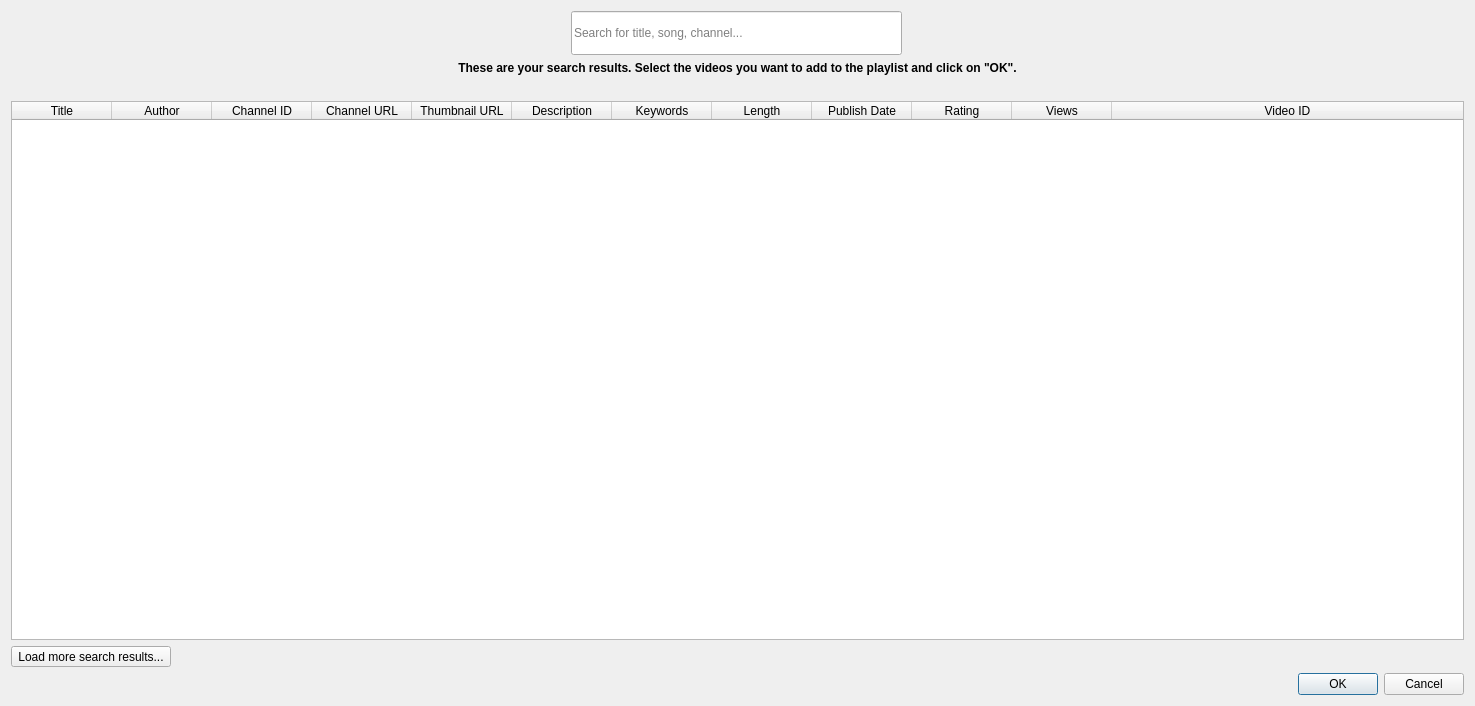
This is src/main/resources/base/forms/search_dialog.ui in christianhofmanncodes/youtube-playlist-generator as Qt 5 draws it before an edit. The edited form follows.
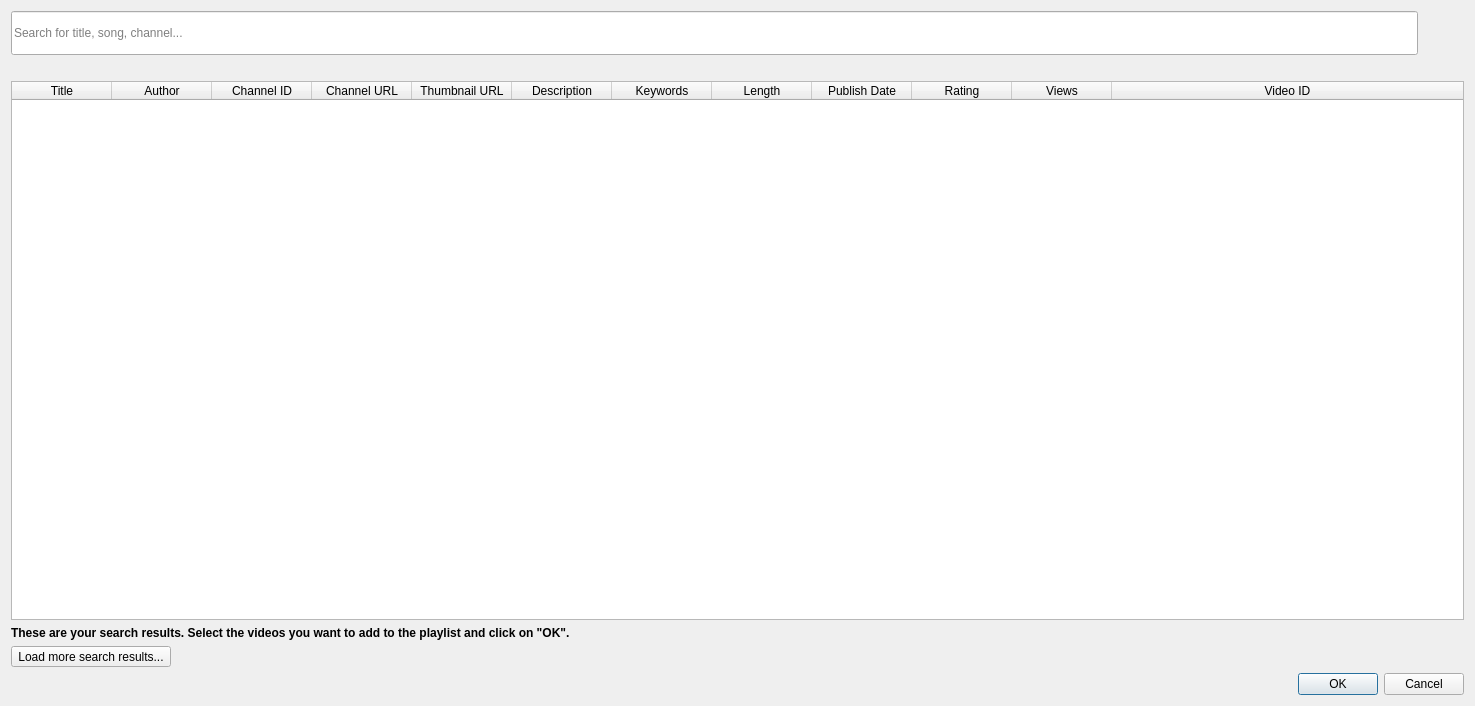
This is the edited form. Icons and pictures are not drawn.

Commit message: Fix load more search results if None, improve layout of SearchDialog

Diff of the .ui file:
```diff
--- a/src/main/resources/base/forms/search_dialog.ui
+++ b/src/main/resources/base/forms/search_dialog.ui
@@ -21,30 +21,14 @@
   </property>
   <layout class="QVBoxLayout" name="verticalLayout">
    <item>
-    <widget class="QFrame" name="frame">
-     <property name="minimumSize">
-      <size>
-       <width>0</width>
-       <height>44</height>
-      </size>
-     </property>
-     <property name="frameShape">
-      <enum>QFrame::NoFrame</enum>
-     </property>
-     <property name="frameShadow">
-      <enum>QFrame::Raised</enum>
-     </property>
-     <property name="lineWidth">
-      <number>0</number>
-     </property>
+    <layout class="QHBoxLayout" name="horizontalLayout">
+     <item>
      <widget class="QLineEdit" name="lineEdit_search_field">
-      <property name="geometry">
-       <rect>
-        <x>560</x>
-        <y>0</y>
-        <width>331</width>
+       <property name="minimumSize">
+        <size>
+         <width>0</width>
         <height>44</height>
-       </rect>
+        </size>
       </property>
       <property name="toolTip">
        <string>Enter any search query</string>
@@ -56,17 +40,17 @@
        <string>Search for title, song, channel...</string>
       </property>
      </widget>
+     </item>
+     <item>
      <widget class="QPushButton" name="pushButton_search">
       <property name="enabled">
        <bool>false</bool>
       </property>
-      <property name="geometry">
-       <rect>
-        <x>890</x>
-        <y>0</y>
-        <width>44</width>
-        <height>41</height>
-       </rect>
+       <property name="minimumSize">
+        <size>
+         <width>0</width>
+         <height>44</height>
+        </size>
       </property>
       <property name="cursor">
        <cursorShape>PointingHandCursor</cursorShape>
@@ -91,22 +75,8 @@
        <bool>true</bool>
       </property>
      </widget>
-    </widget>
-   </item>
-   <item>
-    <widget class="QLabel" name="lbl_search_results">
-     <property name="font">
-      <font>
-       <bold>true</bold>
-      </font>
-     </property>
-     <property name="text">
-      <string>These are your search results. Select the videos you want to add to the playlist and click on &quot;OK&quot;.</string>
-     </property>
-     <property name="alignment">
-      <set>Qt::AlignCenter</set>
-     </property>
-    </widget>
+     </item>
+    </layout>
    </item>
    <item>
     <widget class="QLabel" name="lbl_result_count">
@@ -200,6 +170,21 @@
      </column>
     </widget>
    </item>
+   <item>
+    <widget class="QLabel" name="lbl_search_results">
+     <property name="font">
+      <font>
+       <bold>true</bold>
+      </font>
+     </property>
+     <property name="text">
+      <string>These are your search results. Select the videos you want to add to the playlist and click on &quot;OK&quot;.</string>
+     </property>
+     <property name="alignment">
+      <set>Qt::AlignLeading|Qt::AlignLeft|Qt::AlignVCenter</set>
+     </property>
+    </widget>
+   </item>
    <item>
     <widget class="QToolButton" name="toolButton_load_more_search_results">
      <property name="text">
```
Lines whose indentation alone changed are shown as unchanged. The commit also changes 2 other files.
